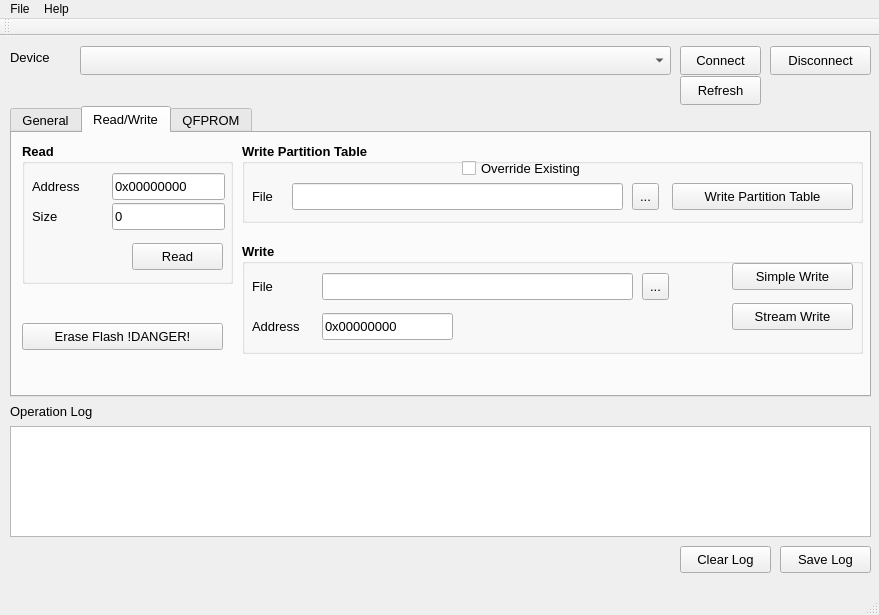
Old version of the form resources/ui/streaming_dload_window.ui in the repository ghassani/openpst.
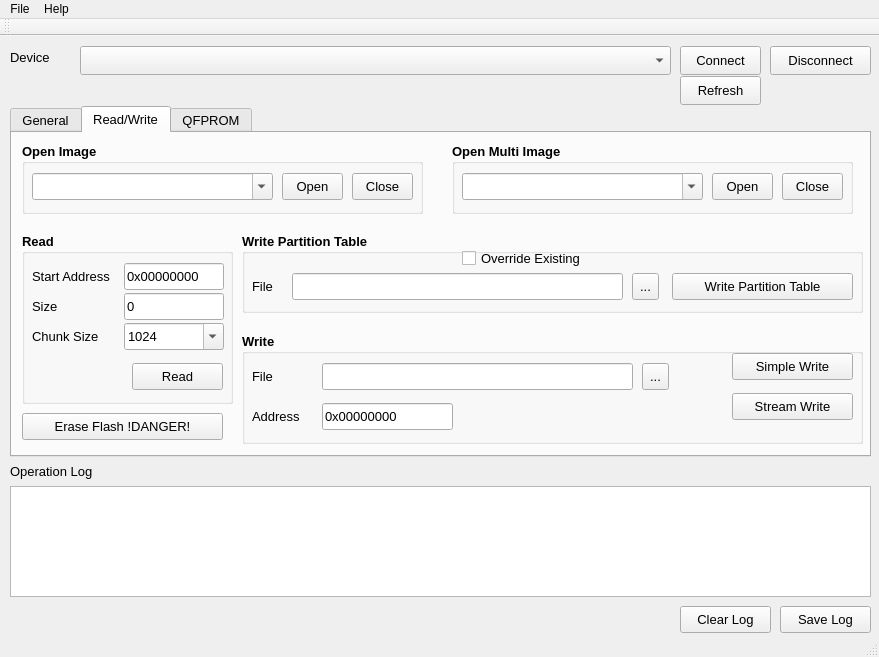
New version of the form. The open tabs and pages were chosen to show the change.

Commit message: updates to streaming dload - added read, added write partition table, added other small features. sahara start of memory debug in 9006 mode

What changed in the file:
```diff
--- a/resources/ui/streaming_dload_window.ui
+++ b/resources/ui/streaming_dload_window.ui
@@ -7,7 +7,7 @@
     <x>0</x>
     <y>0</y>
     <width>879</width>
-    <height>615</height>
+    <height>657</height>
    </rect>
   </property>
   <property name="sizePolicy">
@@ -16,18 +16,6 @@
     <verstretch>0</verstretch>
    </sizepolicy>
   </property>
-  <property name="minimumSize">
-   <size>
-    <width>879</width>
-    <height>615</height>
-   </size>
-  </property>
-  <property name="maximumSize">
-   <size>
-    <width>879</width>
-    <height>615</height>
-   </size>
-  </property>
   <property name="windowTitle">
    <string>Streaming DLOAD - OpenPST</string>
   </property>
@@ -72,7 +60,7 @@
     <property name="geometry">
      <rect>
       <x>10</x>
-      <y>390</y>
+      <y>450</y>
       <width>861</width>
       <height>111</height>
      </rect>
@@ -87,7 +75,7 @@
     <property name="geometry">
      <rect>
       <x>10</x>
-      <y>360</y>
+      <y>420</y>
       <width>131</width>
       <height>31</height>
      </rect>
@@ -105,7 +93,7 @@
     <property name="geometry">
      <rect>
       <x>780</x>
-      <y>510</y>
+      <y>570</y>
       <width>91</width>
       <height>27</height>
      </rect>
@@ -167,7 +155,7 @@
       <x>10</x>
       <y>70</y>
       <width>861</width>
-      <height>291</height>
+      <height>351</height>
      </rect>
     </property>
     <property name="font">
@@ -664,111 +652,24 @@
         <string>Power Down</string>
        </property>
       </widget>
-     </widget>
-     <widget class="QGroupBox" name="modeGroupBox">
-      <property name="geometry">
-       <rect>
-        <x>10</x>
-        <y>180</y>
-        <width>401</width>
-        <height>71</height>
-       </rect>
-      </property>
-      <property name="font">
-       <font>
-        <weight>75</weight>
-        <bold>true</bold>
-       </font>
-      </property>
-      <property name="title">
-       <string>Mode</string>
-      </property>
-      <widget class="QPushButton" name="closeModeButton">
-       <property name="geometry">
-        <rect>
-         <x>330</x>
-         <y>30</y>
-         <width>61</width>
-         <height>27</height>
-        </rect>
-       </property>
-       <property name="font">
-        <font>
-         <weight>50</weight>
-         <bold>false</bold>
-        </font>
-       </property>
-       <property name="text">
-        <string>Close</string>
-       </property>
-      </widget>
-      <widget class="QComboBox" name="openModeValue">
-       <property name="geometry">
-        <rect>
-         <x>10</x>
-         <y>30</y>
-         <width>241</width>
-         <height>27</height>
-        </rect>
-       </property>
-       <property name="font">
-        <font>
-         <weight>50</weight>
-         <bold>false</bold>
-        </font>
-       </property>
-       <property name="editable">
-        <bool>true</bool>
-       </property>
-      </widget>
-      <widget class="QPushButton" name="openModeButton">
-       <property name="geometry">
-        <rect>
-         <x>260</x>
-         <y>30</y>
-         <width>61</width>
-         <height>27</height>
-        </rect>
-       </property>
-       <property name="font">
-        <font>
-         <weight>50</weight>
-         <bold>false</bold>
-        </font>
-       </property>
-       <property name="text">
-        <string>Open</string>
-       </property>
-      </widget>
+      <zorder>nopButton</zorder>
+      <zorder>resetButton</zorder>
+      <zorder>powerDownButton</zorder>
+      <zorder>modeGroupBox_2</zorder>
+      <zorder>openMultiGroupBox</zorder>
      </widget>
     </widget>
     <widget class="QWidget" name="readWriteTab">
      <attribute name="title">
       <string>Read/Write</string>
      </attribute>
-     <widget class="QPushButton" name="eraseFlashButton">
-      <property name="geometry">
-       <rect>
-        <x>10</x>
-        <y>190</y>
-        <width>201</width>
-        <height>27</height>
-       </rect>
-      </property>
-      <property name="autoFillBackground">
-       <bool>false</bool>
-      </property>
-      <property name="text">
-       <string>Erase Flash !DANGER!</string>
-      </property>
-     </widget>
      <widget class="QGroupBox" name="readGroupBox">
       <property name="geometry">
        <rect>
         <x>10</x>
-        <y>10</y>
+        <y>100</y>
         <width>211</width>
-        <height>141</height>
+        <height>171</height>
        </rect>
       </property>
       <property name="font">
@@ -786,7 +687,7 @@
        <property name="geometry">
         <rect>
          <x>110</x>
-         <y>100</y>
+         <y>130</y>
          <width>91</width>
          <height>27</height>
         </rect>
@@ -804,9 +705,9 @@
       <widget class="QLineEdit" name="readSizeValue">
        <property name="geometry">
         <rect>
-         <x>90</x>
+         <x>102</x>
          <y>60</y>
-         <width>113</width>
+         <width>100</width>
          <height>27</height>
         </rect>
        </property>
@@ -823,9 +724,9 @@
       <widget class="QLineEdit" name="readAddressValue">
        <property name="geometry">
         <rect>
-         <x>90</x>
+         <x>102</x>
          <y>30</y>
-         <width>113</width>
+         <width>100</width>
          <height>27</height>
         </rect>
        </property>
@@ -863,6 +764,25 @@
         <rect>
          <x>10</x>
          <y>30</y>
+         <width>91</width>
+         <height>27</height>
+        </rect>
+       </property>
+       <property name="font">
+        <font>
+         <weight>50</weight>
+         <bold>false</bold>
+        </font>
+       </property>
+       <property name="text">
+        <string>Start Address</string>
+       </property>
+      </widget>
+      <widget class="QLabel" name="readChunkSizeLabel">
+       <property name="geometry">
+        <rect>
+         <x>10</x>
+         <y>90</y>
          <width>71</width>
          <height>27</height>
         </rect>
@@ -874,15 +794,44 @@
         </font>
        </property>
        <property name="text">
-        <string>Address</string>
+        <string>Chunk Size</string>
        </property>
       </widget>
+      <widget class="QComboBox" name="readChunkSizeValue">
+       <property name="geometry">
+        <rect>
+         <x>102</x>
+         <y>90</y>
+         <width>100</width>
+         <height>27</height>
+        </rect>
+       </property>
+       <property name="font">
+        <font>
+         <weight>50</weight>
+         <bold>false</bold>
+        </font>
+       </property>
+       <property name="editable">
+        <bool>true</bool>
+       </property>
+       <item>
+        <property name="text">
+         <string>1024</string>
+        </property>
+       </item>
+       <item>
+        <property name="text">
+         <string>512</string>
+        </property>
+       </item>
+      </widget>
      </widget>
      <widget class="QGroupBox" name="writePartitionGroupBox">
       <property name="geometry">
        <rect>
         <x>230</x>
-        <y>10</y>
+        <y>100</y>
         <width>621</width>
         <height>80</height>
        </rect>
@@ -1001,7 +950,7 @@
       <property name="geometry">
        <rect>
         <x>230</x>
-        <y>110</y>
+        <y>200</y>
         <width>621</width>
         <height>111</height>
        </rect>
@@ -1150,6 +1099,174 @@
        </property>
       </widget>
      </widget>
+     <widget class="QGroupBox" name="openModeGroupBox">
+      <property name="geometry">
+       <rect>
+        <x>10</x>
+        <y>10</y>
+        <width>401</width>
+        <height>71</height>
+       </rect>
+      </property>
+      <property name="font">
+       <font>
+        <weight>75</weight>
+        <bold>true</bold>
+       </font>
+      </property>
+      <property name="title">
+       <string>Open Image</string>
+      </property>
+      <widget class="QPushButton" name="closeModeButton">
+       <property name="geometry">
+        <rect>
+         <x>330</x>
+         <y>30</y>
+         <width>61</width>
+         <height>27</height>
+        </rect>
+       </property>
+       <property name="font">
+        <font>
+         <weight>50</weight>
+         <bold>false</bold>
+        </font>
+       </property>
+       <property name="text">
+        <string>Close</string>
+       </property>
+      </widget>
+      <widget class="QComboBox" name="openModeValue">
+       <property name="geometry">
+        <rect>
+         <x>10</x>
+         <y>30</y>
+         <width>241</width>
+         <height>27</height>
+        </rect>
+       </property>
+       <property name="font">
+        <font>
+         <weight>50</weight>
+         <bold>false</bold>
+        </font>
+       </property>
+       <property name="editable">
+        <bool>true</bool>
+       </property>
+      </widget>
+      <widget class="QPushButton" name="openModeButton">
+       <property name="geometry">
+        <rect>
+         <x>260</x>
+         <y>30</y>
+         <width>61</width>
+         <height>27</height>
+        </rect>
+       </property>
+       <property name="font">
+        <font>
+         <weight>50</weight>
+         <bold>false</bold>
+        </font>
+       </property>
+       <property name="text">
+        <string>Open</string>
+       </property>
+      </widget>
+     </widget>
+     <widget class="QGroupBox" name="openMultiGroupBox">
+      <property name="geometry">
+       <rect>
+        <x>440</x>
+        <y>10</y>
+        <width>401</width>
+        <height>71</height>
+       </rect>
+      </property>
+      <property name="font">
+       <font>
+        <weight>75</weight>
+        <bold>true</bold>
+       </font>
+      </property>
+      <property name="title">
+       <string>Open Multi Image</string>
+      </property>
+      <widget class="QPushButton" name="openMultiCloseButton">
+       <property name="geometry">
+        <rect>
+         <x>330</x>
+         <y>30</y>
+         <width>61</width>
+         <height>27</height>
+        </rect>
+       </property>
+       <property name="font">
+        <font>
+         <weight>50</weight>
+         <bold>false</bold>
+        </font>
+       </property>
+       <property name="text">
+        <string>Close</string>
+       </property>
+      </widget>
+      <widget class="QComboBox" name="openMultiValue">
+       <property name="geometry">
+        <rect>
+         <x>10</x>
+         <y>30</y>
+         <width>241</width>
+         <height>27</height>
+        </rect>
+       </property>
+       <property name="font">
+        <font>
+         <weight>50</weight>
+         <bold>false</bold>
+        </font>
+       </property>
+       <property name="editable">
+        <bool>true</bool>
+       </property>
+      </widget>
+      <widget class="QPushButton" name="openMultiButton">
+       <property name="geometry">
+        <rect>
+         <x>260</x>
+         <y>30</y>
+         <width>61</width>
+         <height>27</height>
+        </rect>
+       </property>
+       <property name="font">
+        <font>
+         <weight>50</weight>
+         <bold>false</bold>
+        </font>
+       </property>
+       <property name="text">
+        <string>Open</string>
+       </property>
+      </widget>
+     </widget>
+     <widget class="QPushButton" name="eraseFlashButton">
+      <property name="geometry">
+       <rect>
+        <x>10</x>
+        <y>280</y>
+        <width>201</width>
+        <height>27</height>
+       </rect>
+      </property>
+      <property name="autoFillBackground">
+       <bool>false</bool>
+      </property>
+      <property name="text">
+       <string>Erase Flash !DANGER!</string>
+      </property>
+     </widget>
      <zorder>writeGroupBox</zorder>
      <zorder>readGroupBox</zorder>
      <zorder>eraseFlashButton</zorder>
@@ -1442,7 +1559,7 @@
     <property name="geometry">
      <rect>
       <x>680</x>
-      <y>510</y>
+      <y>570</y>
       <width>91</width>
       <height>27</height>
      </rect>
```
Left out of the diff: 47 changed lines with no effect on the pictures. The commit also changes 42 other files.
